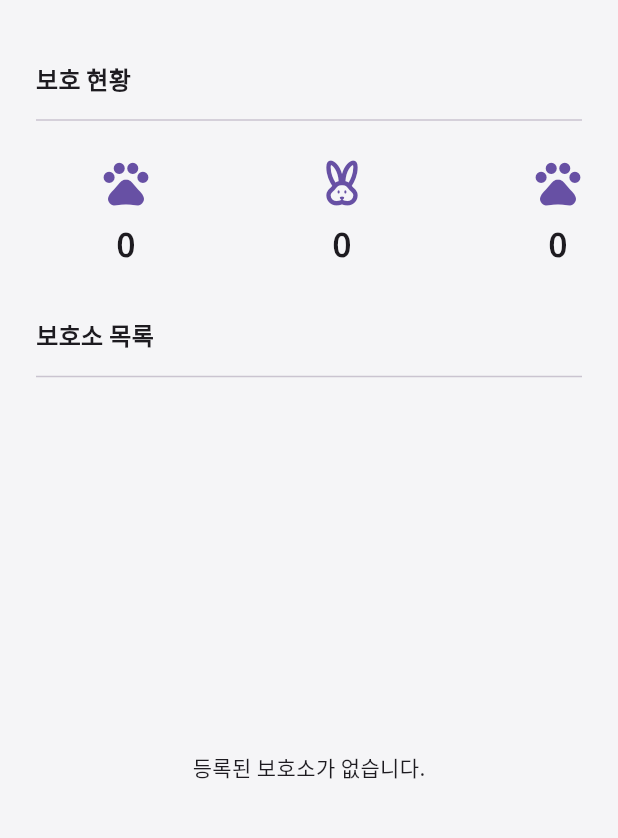
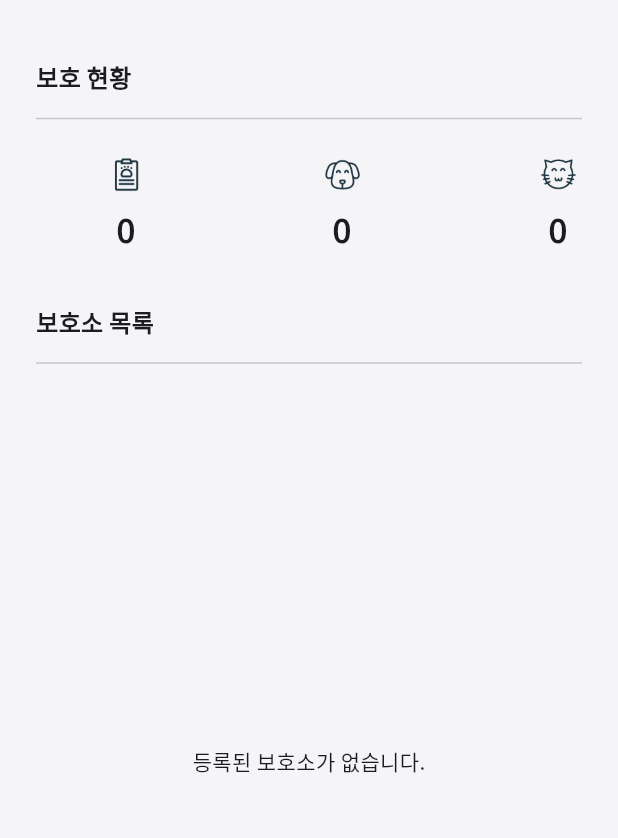
Before and after one commit to jechang-yeon/carelink_app, a Flutter app: the HomeScreen screen opened directly with empty values, on a phone screen of 412 x 824 dp, the part 114-952 px from its top. Run offline on Flutter 3.47's test engine with Material 3 defaults, Android fonts, the light colour scheme and no system bars; our stand-ins replace cloud_firestore, firebase_auth, firebase_core, firebase_storage, google_fonts, image_picker and 2 more; missing offline and left inert: webview_flutter_android, webview_flutter_wkwebview; accounts and stored records are empty.

Commit message:
20251024_03_dashboard_02

```diff
--- a/lib/screens/home/home_screen.dart
+++ b/lib/screens/home/home_screen.dart
@@ -487,28 +487,33 @@ class _HomeScreenState extends State<HomeScreen> {
           _ProtectionMetric(
             semanticLabel: '총 보호 동물',
             value: formatCount(statistics.total),
-            iconBuilder: (double size, Color color) =>
-                Icon(Icons.pets, size: size, color: color),
+            iconBuilder: (double size, Color color) => Image.asset(
+              'assets/icons/total.png',
+              fit: BoxFit.contain,
+            ),
           ),
           _ProtectionMetric(
             semanticLabel: '강아지',
             value: formatCount(statistics.dogs),
-            iconBuilder: (double size, Color color) =>
-                Icon(Icons.cruelty_free_outlined, size: size, color: color),
+            iconBuilder: (double size, Color color) => Image.asset(
+              'assets/icons/dog.png',
+              fit: BoxFit.contain,
+            ),
           ),
           _ProtectionMetric(
             semanticLabel: '고양이',
             value: formatCount(statistics.cats),
-            iconBuilder: (double size, Color color) =>
-                Icon(Icons.pets_outlined, size: size, color: color),
+            iconBuilder: (double size, Color color) => Image.asset(
+              'assets/icons/cat.png',
+              fit: BoxFit.contain,
+            ),
           ),
           _ProtectionMetric(
             semanticLabel: '기타 동물',
             value: formatCount(statistics.others),
-            iconBuilder: (double size, Color color) => Icon(
-              Icons.emoji_nature_outlined,
-              size: size,
-              color: color,
+            iconBuilder: (double size, Color color) => Image.asset(
+              'assets/icons/other.png',
+              fit: BoxFit.contain,
             ),
           ),
         ];
@@ -516,10 +521,11 @@ class _HomeScreenState extends State<HomeScreen> {
         return Column(
           crossAxisAlignment: CrossAxisAlignment.start,
           children: [
-            Text(
+            const Text(
               '보호 현황',
-              style: textTheme.titleMedium?.copyWith(
-                fontWeight: FontWeight.w700,
+              style: TextStyle(
+                fontSize: 16,
+                fontWeight: FontWeight.bold,
               ),
             ),
             const SizedBox(height: 8),
@@ -647,8 +653,15 @@ class _ProtectionMetricTile extends StatelessWidget {
 
   @override
   Widget build(BuildContext context) {
-    const double resolvedIconSize = 36;
-    final Widget iconWidget = metric.iconBuilder(resolvedIconSize, iconColor);
+    const double resolvedIconSize = 28;
+    final Widget iconWidget = SizedBox(
+      width: resolvedIconSize,
+      height: resolvedIconSize,
+      child: FittedBox(
+        fit: BoxFit.contain,
+        child: metric.iconBuilder(resolvedIconSize, iconColor),
+      ),
+    );
 
     final Widget content = Column(
       mainAxisSize: MainAxisSize.min,
```
Also changed, not shown: assets/icons/cat.gif (deleted), assets/icons/cat.png (added), assets/icons/dog.gif (deleted), assets/icons/dog.png (added), assets/icons/etc.gif (deleted), assets/icons/other.png (added), assets/icons/total.gif (deleted), assets/icons/total.png (added).
